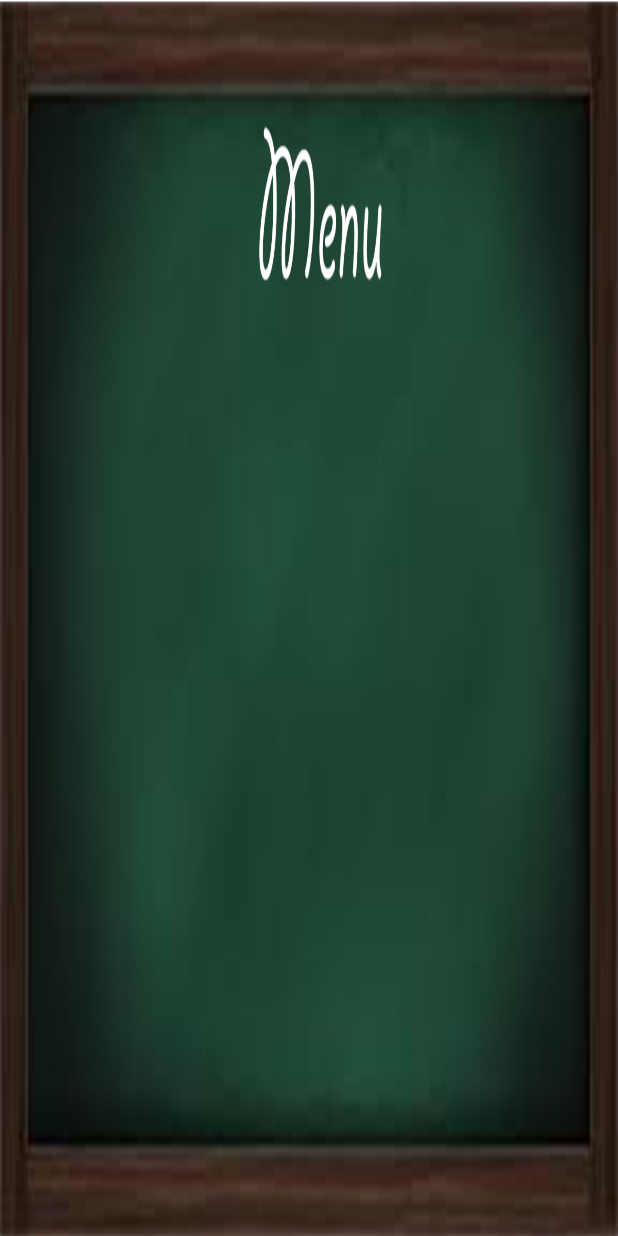
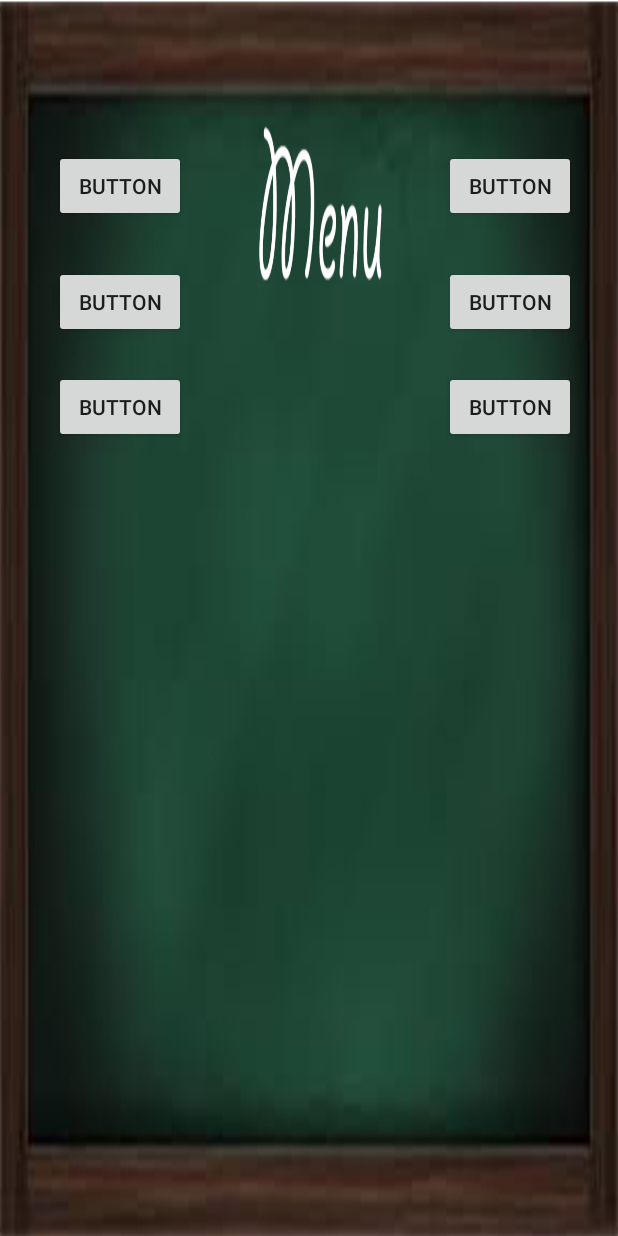
Before and after one commit to priyam1996/KidsEducationalApp, an Android app: the layout activity_home_page.xml on its own in the app's theme, with its tools: preview values and no code run, on a phone screen of 412 x 824 dp. Run offline under Robolectric (Android 15) with nearby library versions, the phone set to English and light mode, and no system bars.

Commit message:
home page xml

```diff
--- a/app/src/main/res/layout/activity_home_page.xml
+++ b/app/src/main/res/layout/activity_home_page.xml
@@ -8,5 +8,65 @@
     android:background="@drawable/home">
 
 
+    <Button
+        android:id="@+id/button"
+        android:layout_width="wrap_content"
+        android:layout_height="wrap_content"
+        android:layout_alignParentLeft="true"
+        android:layout_alignParentStart="true"
+        android:layout_alignParentTop="true"
 
+        android:layout_marginStart="36dp"
+        android:layout_marginTop="100dp"
+        android:text="Button" />
+
+    <Button
+        android:id="@+id/button2"
+        android:layout_width="wrap_content"
+        android:layout_height="wrap_content"
+        android:layout_alignBaseline="@+id/button"
+        android:layout_alignBottom="@+id/button"
+        android:layout_alignParentEnd="true"
+        android:layout_alignParentRight="true"
+        android:layout_marginEnd="28dp"
+        android:layout_marginRight="28dp"
+        android:text="Button" />
+
+    <Button
+        android:id="@+id/button3"
+        android:layout_width="wrap_content"
+        android:layout_height="wrap_content"
+        android:layout_alignEnd="@+id/button"
+        android:layout_alignRight="@+id/button"
+        android:layout_below="@+id/button"
+        android:layout_marginTop="29dp"
+        android:text="Button" />
+
+    <Button
+        android:id="@+id/button4"
+        android:layout_width="wrap_content"
+        android:layout_height="wrap_content"
+        android:layout_alignLeft="@+id/button2"
+        android:layout_alignStart="@+id/button2"
+        android:layout_alignTop="@+id/button3"
+        android:text="Button" />
+
+    <Button
+        android:id="@+id/button5"
+        android:layout_width="wrap_content"
+        android:layout_height="wrap_content"
+        android:layout_alignLeft="@+id/button3"
+        android:layout_alignStart="@+id/button3"
+        android:layout_below="@+id/button3"
+        android:layout_marginTop="22dp"
+        android:text="Button" />
+
+    <Button
+        android:id="@+id/button6"
+        android:layout_width="wrap_content"
+        android:layout_height="wrap_content"
+        android:layout_alignEnd="@+id/button4"
+        android:layout_alignRight="@+id/button4"
+        android:layout_alignTop="@+id/button5"
+        android:text="Button" />
 </RelativeLayout>
```
